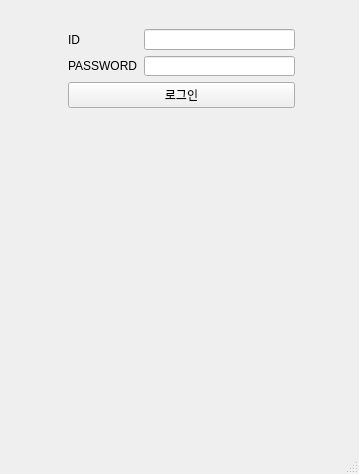
First picture: the form in PyQt4/main_window.ui, repository datalater/hufsgrade, before the edit.
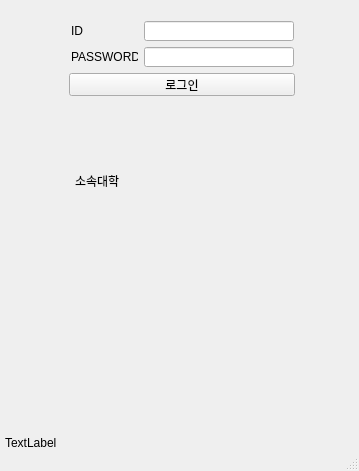
Second picture: the form after the edit.

Commit message: login form ui modified

The edit to the form file:
```diff
--- a/PyQt4/main_window.ui
+++ b/PyQt4/main_window.ui
@@ -7,55 +7,103 @@
     <x>0</x>
     <y>0</y>
     <width>359</width>
-    <height>474</height>
+    <height>471</height>
    </rect>
   </property>
   <property name="windowTitle">
    <string>MainWindow</string>
   </property>
   <widget class="QWidget" name="centralwidget">
-   <widget class="QWidget" name="">
+   <widget class="QLabel" name="label_3">
     <property name="geometry">
      <rect>
-      <x>68</x>
-      <y>29</y>
-      <width>227</width>
-      <height>79</height>
+      <x>75</x>
+      <y>175</y>
+      <width>56</width>
+      <height>12</height>
      </rect>
     </property>
-    <layout class="QVBoxLayout" name="verticalLayout">
-     <item>
-      <layout class="QGridLayout" name="gridLayout">
-       <item row="0" column="0">
-        <widget class="QLabel" name="label">
          <property name="text">
-          <string>ID</string>
-         </property>
-        </widget>
-       </item>
-       <item row="0" column="1">
-        <widget class="QLineEdit" name="lineEdit"/>
-       </item>
-       <item row="1" column="0">
+     <string>소속대학</string>
+    </property>
+   </widget>
+   <widget class="QLabel" name="label_4">
+    <property name="geometry">
+     <rect>
+      <x>5</x>
+      <y>435</y>
+      <width>226</width>
+      <height>16</height>
+     </rect>
+    </property>
+    <property name="text">
+     <string>TextLabel</string>
+    </property>
+   </widget>
         <widget class="QLabel" name="label_2">
+    <property name="geometry">
+     <rect>
+      <x>71</x>
+      <y>47</y>
+      <width>67</width>
+      <height>20</height>
+     </rect>
+    </property>
          <property name="text">
           <string>PASSWORD</string>
          </property>
         </widget>
-       </item>
-       <item row="1" column="1">
-        <widget class="QLineEdit" name="lineEdit_2"/>
-       </item>
-      </layout>
-     </item>
-     <item>
+   <widget class="QLineEdit" name="lineEdit_2">
+    <property name="geometry">
+     <rect>
+      <x>144</x>
+      <y>47</y>
+      <width>150</width>
+      <height>20</height>
+     </rect>
+    </property>
+    <property name="inputMask">
+     <string/>
+    </property>
+    <property name="echoMode">
+     <enum>QLineEdit::Password</enum>
+    </property>
+   </widget>
       <widget class="QPushButton" name="pushButton">
+    <property name="geometry">
+     <rect>
+      <x>69</x>
+      <y>73</y>
+      <width>226</width>
+      <height>23</height>
+     </rect>
+    </property>
        <property name="text">
         <string>로그인</string>
        </property>
       </widget>
-     </item>
-    </layout>
+   <widget class="QLabel" name="label">
+    <property name="geometry">
+     <rect>
+      <x>71</x>
+      <y>21</y>
+      <width>20</width>
+      <height>20</height>
+     </rect>
+    </property>
+    <property name="text">
+     <string>ID</string>
+    </property>
+   </widget>
+   <widget class="QLineEdit" name="lineEdit">
+    <property name="geometry">
+     <rect>
+      <x>144</x>
+      <y>21</y>
+      <width>150</width>
+      <height>20</height>
+     </rect>
+    </property>
    </widget>
   </widget>
   <widget class="QMenuBar" name="menubar">
```
Left out of the diff: 2 changed lines with no effect on the pictures. Lines whose indentation alone changed are shown as unchanged. The commit also changes 2 other files.
